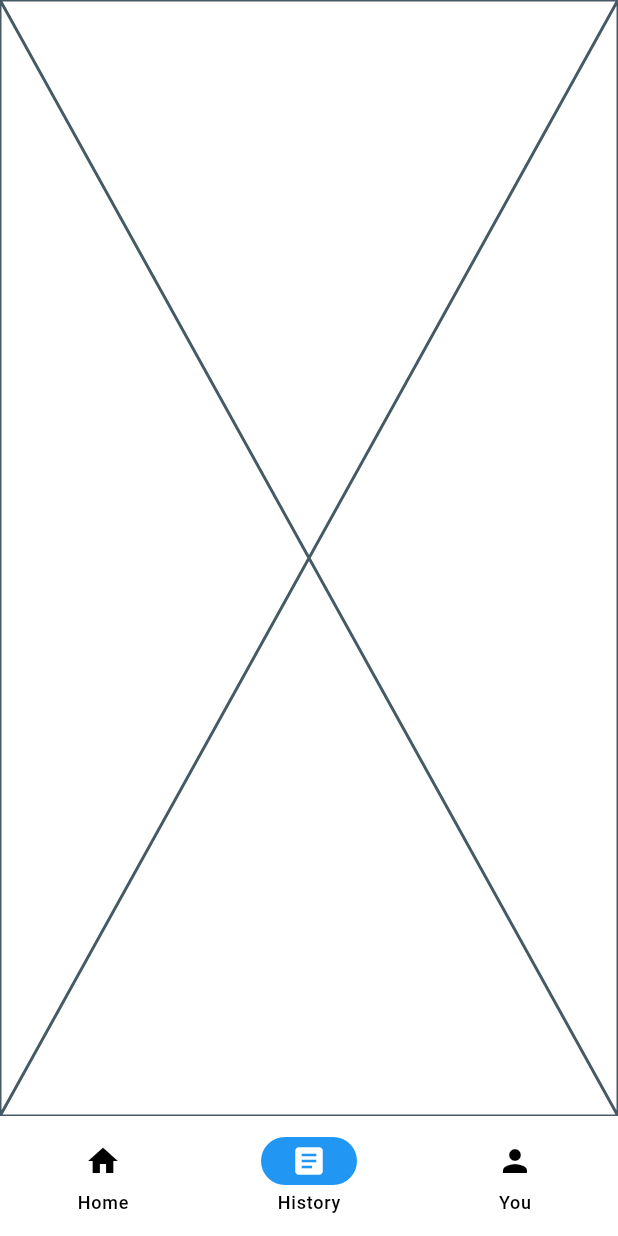
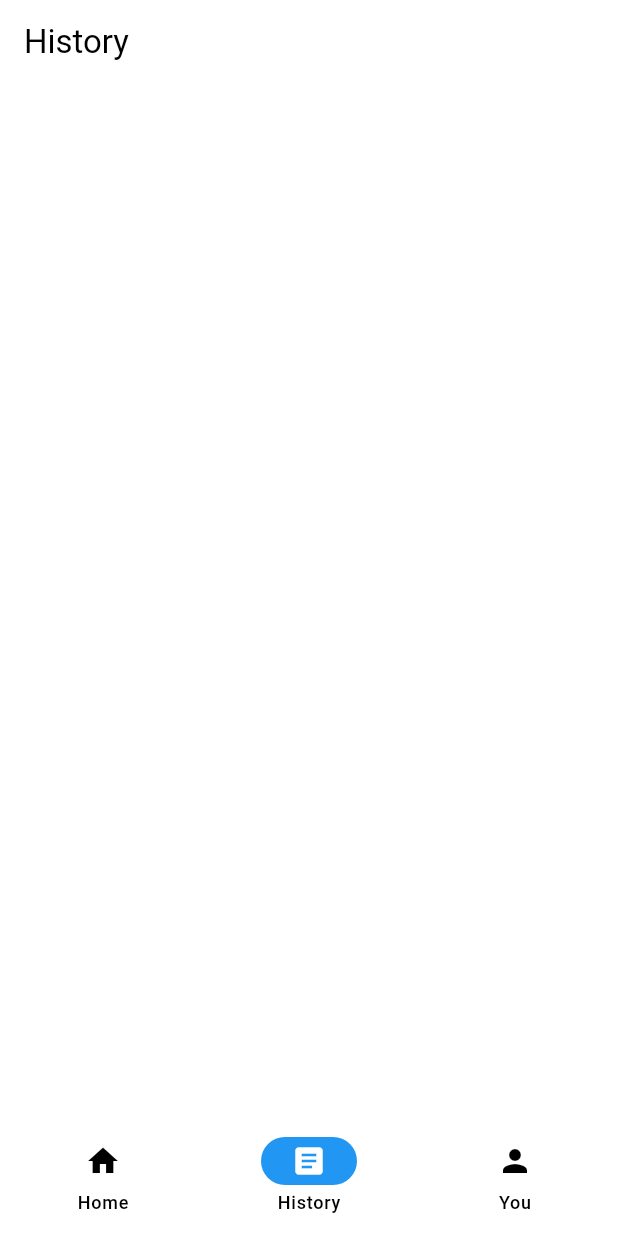
Before and after one commit to Waoweens/Cashalog, a Flutter app: the screen it shows after launch, item 2 of the bottom bar chosen, on a phone screen of 412 x 824 dp. Run offline on Flutter 3.47's test engine with Material 3 defaults, Android fonts, the phone set to English and light mode, and no system bars; drawn by our look-alikes of dynamic_color; our stand-ins replace isar; accounts and stored records are empty; generated files the repository leaves out were written again.

Commit message:
add app bar to main pages, make title change

```diff
--- a/lib/app/root.dart
+++ b/lib/app/root.dart
@@ -1,3 +1,4 @@
+import 'package:cashalog/app/history.dart';
 import 'package:cashalog/app/home.dart';
 import 'package:flutter/material.dart';
 
@@ -9,18 +10,18 @@ class AppRoot extends StatefulWidget {
 }
 
 class _AppRootState extends State<AppRoot> {
-  String title = 'Cashalog';
   int currentPageIndex = 0;
 
-  final List<Widget> _pages = [
-    const HomePage(), // Home
-    const Placeholder(), // History
-    const Placeholder(), // You
+  final List<PageData> _pages = [
+    const PageData(page: HomePage(), title: 'Cashalog'),
+    const PageData(page: HistoryPage(), title: 'History'),
+    const PageData(page: Placeholder(), title: 'You'),
   ];
 
   @override
   Widget build(BuildContext context) {
     return Scaffold(
+        appBar: AppBar(title: Text(_pages[currentPageIndex].title)),
         bottomNavigationBar: NavigationBar(
           selectedIndex: currentPageIndex,
           onDestinationSelected: (int index) {
@@ -36,7 +37,14 @@ class _AppRootState extends State<AppRoot> {
         ),
         body: IndexedStack(
           index: currentPageIndex,
-          children: _pages,
+          children: _pages.map((pageData) => pageData.page).toList(),
         ));
   }
 }
+
+class PageData {
+  final String title;
+  final Widget page;
+
+  const PageData({required this.title, required this.page});
+}
```
